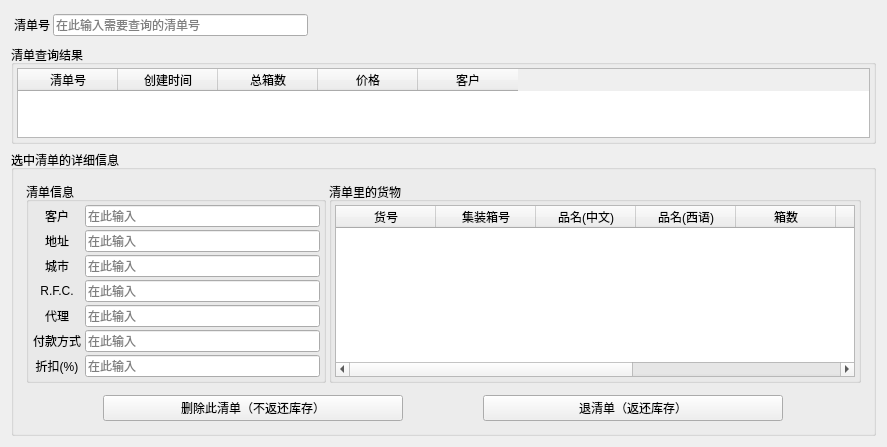
Before: the Qt Designer form CompanyStroageManagement/Search_List_Win.ui in linxinwNeo/CompanyStroageManagement, drawn with Qt 5.
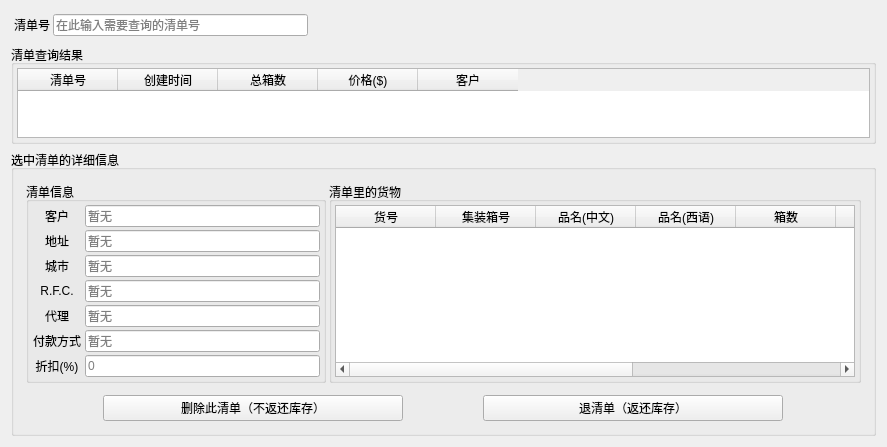
After: the same form once the commit is applied.

Diff of the .ui file:
```diff
--- a/CompanyStroageManagement/Search_List_Win.ui
+++ b/CompanyStroageManagement/Search_List_Win.ui
@@ -82,7 +82,7 @@
          <bool>true</bool>
         </property>
         <property name="sizeAdjustPolicy">
-         <enum>QAbstractScrollArea::AdjustToContentsOnFirstShow</enum>
+         <enum>QAbstractScrollArea::AdjustToContents</enum>
         </property>
         <property name="editTriggers">
          <set>QAbstractItemView::NoEditTriggers</set>
@@ -116,7 +116,7 @@
         </column>
         <column>
          <property name="text">
-          <string>价格</string>
+          <string>价格($)</string>
          </property>
         </column>
         <column>
@@ -161,6 +161,9 @@
              <height>16777215</height>
             </size>
            </property>
+           <property name="styleSheet">
+            <string notr="true">QTextEdit[readOnly=&quot;true&quot;] {color: #808080; background-color: #F0F0F0;}</string>
+           </property>
            <property name="title">
             <string>清单信息</string>
            </property>
@@ -229,7 +232,7 @@
                   <bool>true</bool>
                  </property>
                  <property name="placeholderText">
-                  <string>在此输入</string>
+                  <string>暂无</string>
                  </property>
                 </widget>
                </item>
@@ -285,7 +288,7 @@
                   <bool>true</bool>
                  </property>
                  <property name="placeholderText">
-                  <string>在此输入</string>
+                  <string>暂无</string>
                  </property>
                 </widget>
                </item>
@@ -341,7 +344,7 @@
                   <bool>true</bool>
                  </property>
                  <property name="placeholderText">
-                  <string>在此输入</string>
+                  <string>暂无</string>
                  </property>
                 </widget>
                </item>
@@ -397,7 +400,7 @@
                   <bool>true</bool>
                  </property>
                  <property name="placeholderText">
-                  <string>在此输入</string>
+                  <string>暂无</string>
                  </property>
                 </widget>
                </item>
@@ -453,7 +456,7 @@
                   <bool>true</bool>
                  </property>
                  <property name="placeholderText">
-                  <string>在此输入</string>
+                  <string>暂无</string>
                  </property>
                 </widget>
                </item>
@@ -509,7 +512,7 @@
                   <bool>true</bool>
                  </property>
                  <property name="placeholderText">
-                  <string>在此输入</string>
+                  <string>暂无</string>
                  </property>
                 </widget>
                </item>
@@ -562,7 +565,7 @@
                   <bool>true</bool>
                  </property>
                  <property name="placeholderText">
-                  <string>在此输入</string>
+                  <string>0</string>
                  </property>
                 </widget>
                </item>
```
Left out of the diff: 7 changed lines with no effect on the pictures.
